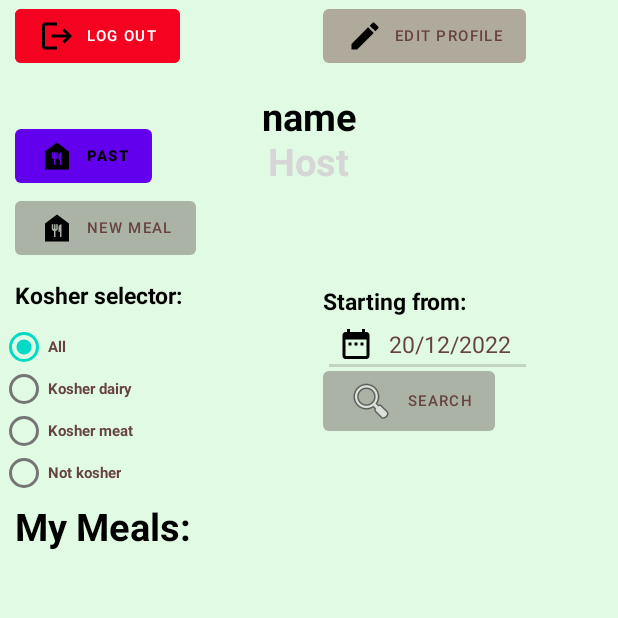
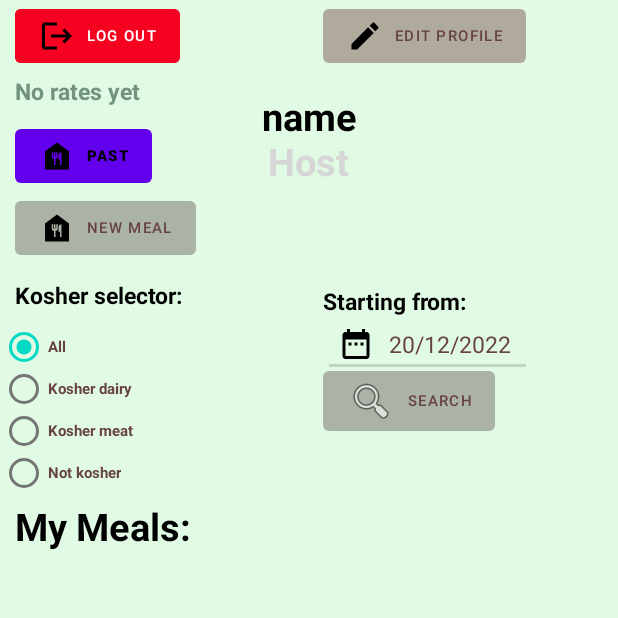
Before and after one commit to Segev955/FamilEat, an Android app: the HostMainActivity screen opened directly, with no data from a screen before it, on a phone screen of 412 x 824 dp, the top half of it. Run offline under Robolectric (Android 15) with nearby library versions, the phone set to English and light mode, and no system bars; our stand-ins replace Firebase (no records; nobody signed in at launch, a user with empty details on screens opened directly).

Commit message:
host rate

```diff
--- a/app/src/main/java/com/example/famileat/HostMainActivity.java
+++ b/app/src/main/java/com/example/famileat/HostMainActivity.java
@@ -49,6 +49,7 @@ public class HostMainActivity extends AppCompatActivity {
     private DatabaseReference reference;
     private String ID;
     private EditText text_date;
+    private TextView text_hello;
     private RadioGroup radio_kosher;
     private RadioButton kosher_r, meat_r, dairy_r, notkosher_r, all_r;
     private DatePickerDialog.OnDateSetListener mDateSetListener;
@@ -75,6 +76,9 @@ public class HostMainActivity extends AppCompatActivity {
         user = FirebaseAuth.getInstance().getCurrentUser();
         reference = FirebaseDatabase.getInstance().getReference("Users");
         ID = user.getUid();
+
+
+
 
         //Set kosher radio buttons
         meat_r = findViewById(R.id.meat);
@@ -309,18 +313,23 @@ public class HostMainActivity extends AppCompatActivity {
 
 
         //........................................................
-
+        //Set name and rating text
         final TextView fullname_text = (TextView) findViewById(R.id.name);
-
-        reference.child(ID).addListenerForSingleValueEvent(new ValueEventListener() {
+        final TextView text_rates = findViewById(R.id.retestxt);
+        reference.child(ID).addValueEventListener(new ValueEventListener() {
             @Override
             public void onDataChange(@NonNull DataSnapshot snapshot) {
                 User profile = snapshot.getValue(User.class);
                 if (profile != null) {
                     String fullname = profile.getFullName();
-                    String email = profile.getEmail();
-
                     fullname_text.setText(fullname);
+                    int rates=profile.getRates();
+                    if(rates==0)
+                        text_rates.setText("No rates yet");
+                    else if(rates == 1)
+                        text_rates.setText((int)(profile.getRating()*20)+"% rating, (1 rate)");
+                    else
+                        text_rates.setText((int)(profile.getRating()*20)+"% rating, ("+rates+" rates)");
                 }
             }
 
--- a/app/src/main/res/layout/activity_host_main.xml
+++ b/app/src/main/res/layout/activity_host_main.xml
@@ -33,6 +33,18 @@
         android:textSize="25dp"
         android:textStyle="bold" />
 
+
+    <TextView
+        android:id="@+id/retestxt"
+        android:layout_width="wrap_content"
+        android:layout_height="wrap_content"
+        android:layout_marginStart="10dp"
+        android:layout_marginTop="50dp"
+        android:layout_marginBottom="90dp"
+        android:text="No rates yet"
+        android:textColor="#719380"
+        android:textSize="15dp"
+        android:textStyle="bold" />
 
     <com.google.android.material.button.MaterialButton
         android:id="@+id/new_meal"
```
Also changed, not shown: app/src/main/java/adapters/GuestAvAdapder.java (+9 -3 lines), app/src/main/java/adapters/GuestMyAdapter.java (+9 -3 lines), app/src/main/java/adapters/PastGuestAdapter.java (+25 -0 lines), app/src/main/java/classes/User.java (+22 -0 lines), app/src/main/res/layout/av_dinner_view_guest.xml (+6 -3 lines), app/src/main/res/layout/my_dinner_view_guest.xml (+10 -9 lines).
